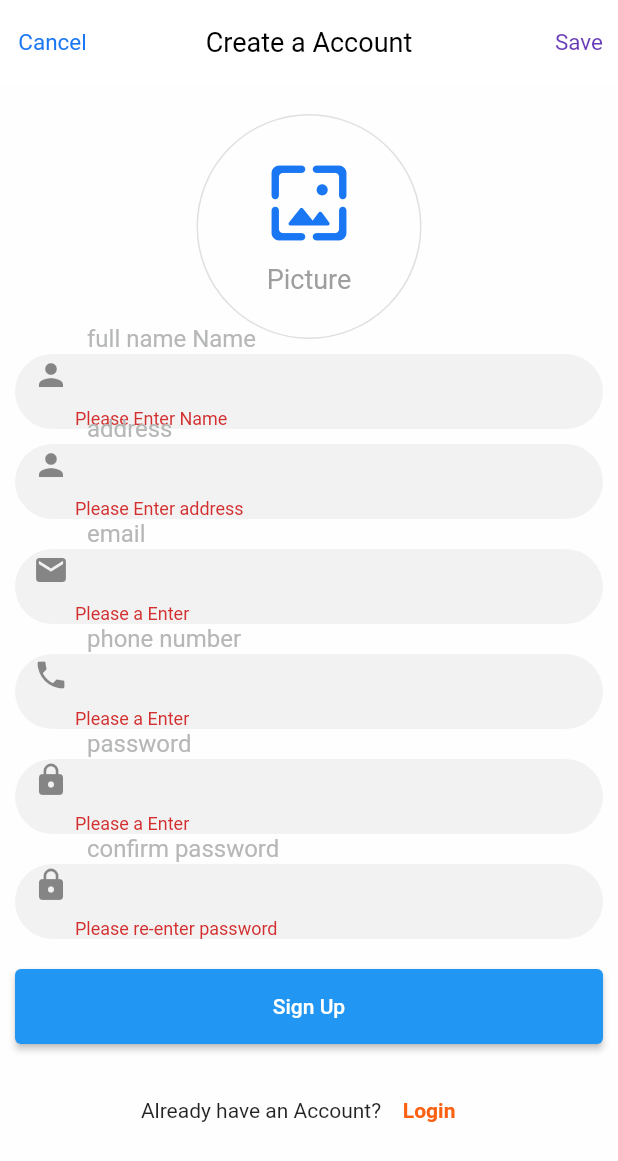
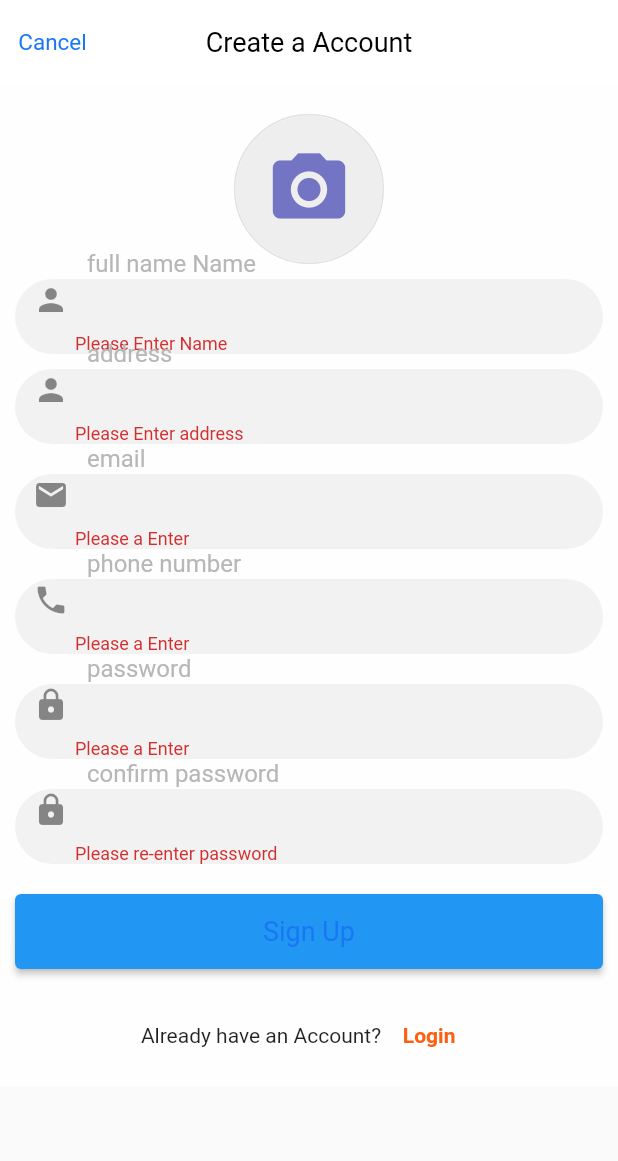
Before and after one commit to addisuanley2010/delivery_app, a Flutter app: the Register screen opened directly, after a tap on "Sign Up", on a phone screen of 412 x 824 dp. Shown: the top 1161 px of the screen. Run offline on Flutter 3.47's test engine with Material 2 defaults, Android fonts, the phone set to English and light mode, and no system bars; our stand-ins replace cloud_firestore, firebase_auth, firebase_core, firebase_storage, flutter_svg, font_awesome_flutter and 5 more; accounts and stored records are empty.

Commit message:
profile picture added

```diff
--- a/lib/pages/register.dart
+++ b/lib/pages/register.dart
@@ -4,6 +4,7 @@ import 'package:delivery/pages/login.dart';
 import 'package:delivery/services/locationService.dart';
 import 'package:delivery/ui/client/component/modal_picture.dart';
 import 'package:delivery/ui/client/component/text_custom.dart';
+import 'package:firebase_storage/firebase_storage.dart';
 import 'package:flutter/material.dart';
 import 'package:delivery/constants/constants.dart';
 import 'package:delivery/models/user.dart';
@@ -23,8 +24,10 @@ class Register extends StatefulWidget {
 class _RegisterState extends State<Register> {
   final GlobalKey<FormState> _formkey = GlobalKey<FormState>();
 
-//location data
-
+  String imageUrl = '';
+  File? _imageFile;
+  bool _isLoading = false;
+  /////////////////////////////////////////////////////////////////////
   // text field state
   late String name, email, phone, address, password, confirmpassword;
   String pictureProfilePath = '';
@@ -102,45 +105,18 @@ class _RegisterState extends State<Register> {
           text: 'Create a Account',
         ),
         centerTitle: true,
-        actions: [
-          InkWell(
-            onTap: () async {
-              if (_formkey.currentState!.validate()) {
-                //print("successful");
-                dynamic result = await _auth.registerWithEmailAndPassword(
-                    email, password, name, phone, address);
-                if (result == null) {
-                  print('null');
-                  //setState(() {});
-                } else {
-                  print('success full');
-                  Users user = result;
-                  print(user.uid);
-                }
-              } else {
-                print("please fill the form correctly");
-              }
-            },
-            child: Container(
-              margin: const EdgeInsets.only(right: 10.0),
-              alignment: Alignment.center,
-              child: const TextCustom(
-                  text: 'Save', color: AppColors.primaryColor, fontSize: 15),
-            ),
-          ),
-        ],
       ),
       resizeToAvoidBottomInset: false,
       body: SingleChildScrollView(
         child: Container(
-          color: Color.fromARGB(255, 255, 254, 255),
-          padding: EdgeInsets.symmetric(horizontal: 10, vertical: 10),
+          color: const Color.fromARGB(255, 255, 254, 255),
+          padding: const EdgeInsets.symmetric(horizontal: 10, vertical: 10),
           child: Form(
             key: _formkey,
             child: Column(
               children: [
                 const SizedBox(height: 10),
-                Align(alignment: Alignment.center, child: _PictureRegistre()),
+                Align(alignment: Alignment.center, child: pickImage()),
                 const SizedBox(height: 10),
                 Container(
                   width: double.infinity,
@@ -200,6 +176,10 @@ class _RegisterState extends State<Register> {
                       setState(() => address = val);
                     },
                   ),
+                ),
+                if (_isLoading)
+                  const Center(
+                    child: CircularProgressIndicator(),
                   ),
                 const SizedBox(height: 20),
                 Container(
@@ -344,28 +324,88 @@ class _RegisterState extends State<Register> {
                 Container(
                     height: 50,
                     width: double.infinity,
+                    // child: ElevatedButton(
+                    //   onPressed: () async {
+                    //     if (_formkey.currentState!.validate()) {
+                    //       //print("successful");
+                    //       dynamic result =
+                    //           await _auth.registerWithEmailAndPassword(
+                    //               name, email, phone, password, address);
+                    //       if (result == null) {
+                    //         print('null');
+                    //       } else {
+                    //         Navigator.pop(context);
+                    //         print('success full');
+                    //         Users user = result;
+                    //         print(user.uid);
+                    //       }
+                    //     } else {
+                    //       print("please fill the form correctly");
+                    //     }
+                    //   },
+                    //   child: const Text("Sign Up"),
+                    // ),
                     child: ElevatedButton(
                         onPressed: () async {
                           if (_formkey.currentState!.validate()) {
-                        //print("successful");
+                            if (_imageFile == null) {
+                              ScaffoldMessenger.of(context).showSnackBar(
+                                  const SnackBar(
+                                      content: Text('Please select an image')));
+                              return;
+                            }
+                            setState(() {
+                              _isLoading = true;
+                            });
+                            try {
+                              Reference referenceRoot =
+                                  FirebaseStorage.instance.ref();
+                              Reference referenceDirImages =
+                                  referenceRoot.child('profile');
+                              String uniqueFileName = DateTime.now()
+                                  .millisecondsSinceEpoch
+                                  .toString();
+                              Reference referenceImageToUpload =
+                                  referenceDirImages.child(uniqueFileName);
+                              await referenceImageToUpload.putFile(_imageFile!);
+
+                              imageUrl =
+                                  await referenceImageToUpload.getDownloadURL();
+
                               dynamic result =
                                   await _auth.registerWithEmailAndPassword(
-                                name, email, phone, password, address);
+                                      name,
+                                      email,
+                                      phone,
+                                      password,
+                                      address,
+                                      imageUrl);
                               if (result == null) {
-                          print('null');
+                                //         print('null');
                               } else {
                                 Navigator.pop(context);
-                          print('success full');
-                          Users user = result;
-                          print(user.uid);
                               }
-                      } else {
-                        print("please fill the form correctly");
+
+                              setState(() {
+                                _isLoading = false;
+                              });
+
+                              // ignore: use_build_context_synchronously
+                              ScaffoldMessenger.of(context).showSnackBar(
+                                  const SnackBar(
+                                      content:
+                                          Text('Registerd successfully!')));
+                              // ignore: use_build_context_synchronously
+                              Navigator.pop(context);
+                            } catch (error) {
+                              ScaffoldMessenger.of(context).showSnackBar(
+                                  SnackBar(content: Text('Error: $error')));
+                            }
                           }
                         },
-                    child: const Text("Sign Up"),
-                  ),
-                ),
+                        child: const TextCustom(
+                            text: ' Sign Up ',
+                            color: ColorsFrave.primaryColor))),
                 const SizedBox(height: 20),
                 Container(
                   width: double.infinity,
@@ -400,6 +440,55 @@ class _RegisterState extends State<Register> {
       ),
     );
   }
+
+  Widget pickImage() {
+    return Container(
+      height: 100,
+      width: 100,
+      decoration: BoxDecoration(
+          border:
+              Border.all(style: BorderStyle.solid, color: Colors.grey[300]!),
+          shape: BoxShape.circle),
+      child: InkWell(
+        onTap: () async {
+          ImagePicker imagePicker = ImagePicker();
+          XFile? file =
+              await imagePicker.pickImage(source: ImageSource.gallery);
+          if (file == null) {
+            return;
+          }
+          String uniqueFileName =
+              DateTime.now().millisecondsSinceEpoch.toString();
+          setState(() {
+            _imageFile = File(file.path);
+          });
+        },
+        child: Container(
+          decoration: BoxDecoration(
+            color: Colors.grey[200],
+            shape: BoxShape.circle,
+          ),
+          child: _imageFile != null
+              ? Container(
+                  decoration: BoxDecoration(
+                    shape: BoxShape.circle,
+                    image: DecorationImage(
+                      fit: BoxFit.cover,
+                      image: FileImage(_imageFile!),
+                    ),
+                  ),
+                )
+              : const Center(
+                  child: Icon(
+                    Icons.camera_alt,
+                    color: Color.fromARGB(255, 115, 117, 196),
+                    size: 58.0,
+                  ),
+                ),
+        ),
+      ),
+    );
+  }
 }
 
 class _PictureRegistre extends StatelessWidget {
@@ -407,8 +496,6 @@ class _PictureRegistre extends StatelessWidget {
 
   @override
   Widget build(BuildContext context) {
-    //final userBloc = BlocProvider.of<UserBloc>(context);
-
     return Container(
       height: 150,
       width: 150,
--- a/lib/screens/wrapper.dart
+++ b/lib/screens/wrapper.dart
@@ -15,14 +15,10 @@ class Wrapper extends StatelessWidget {
   Widget build(BuildContext context) {
     final user = Provider.of<Users?>(context);
     String role = '';
-    //var role = DatabaseService(uid: user!.uid).userData;
-    // return either the Home or Authenticate widget  depend on user login or logout
 
     if (user == null) {
       return const Home();
     } else {
-      print('user not null :${user.uid}');
-      // return const SelectRoleScreen();
       //get role
       return StreamBuilder<UserData>(
         stream: DatabaseService(uid: user.uid).userData,
--- a/lib/services/auth.dart
+++ b/lib/services/auth.dart
@@ -41,6 +41,8 @@ class AuthService {
     String phone,
     String password,
     String address,
+    String imageUrl,
+
   ) async {
     try {
 
@@ -50,7 +52,7 @@ class AuthService {
 
       if (user != null) {
         await DatabaseService(uid: user.uid)
-            .updateUserData(name, email, phone, address);
+            .updateUserData(name, email, phone, address,imageUrl);
       } else {
         // print('unuble to create account');
       }
--- a/lib/services/database.dart
+++ b/lib/services/database.dart
@@ -63,12 +63,14 @@ class DatabaseService {
     String email,
     String phone,
     String address,
+    String imageUrl,
   ) async {
     return await customersCollection.doc(uid).set({
       'name': name,
       'email': email,
       'phone': phone,
       'address': address,
+      'imageUrl': imageUrl,
       'role': 'user'
     });
   }
@@ -99,8 +101,8 @@ class DatabaseService {
       'name': name,
       'phone': phone,
       'email': email,
-      'address':address,
-      'imageUrl':imageUrl,
+      'address': address,
+      'imageUrl': imageUrl,
       'role': 'delivery',
     });
   }
```
Also changed, not shown: lib/screens/home_screen.dart (deleted, +0 -129 lines), lib/ui/admin/delivery/add_new_delivery_screen.dart (+0 -28 lines), lib/ui/admin/delivery/list_deliverys_screen.dart (+20 -22 lines). Lines whose indentation alone changed are shown as unchanged.
